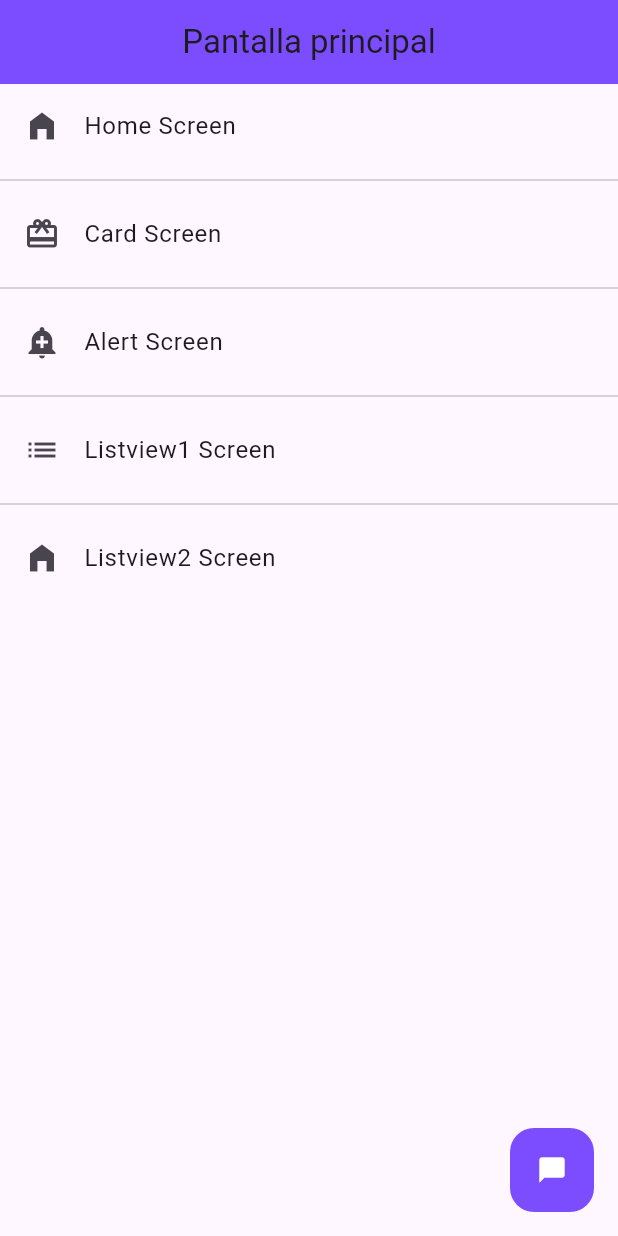
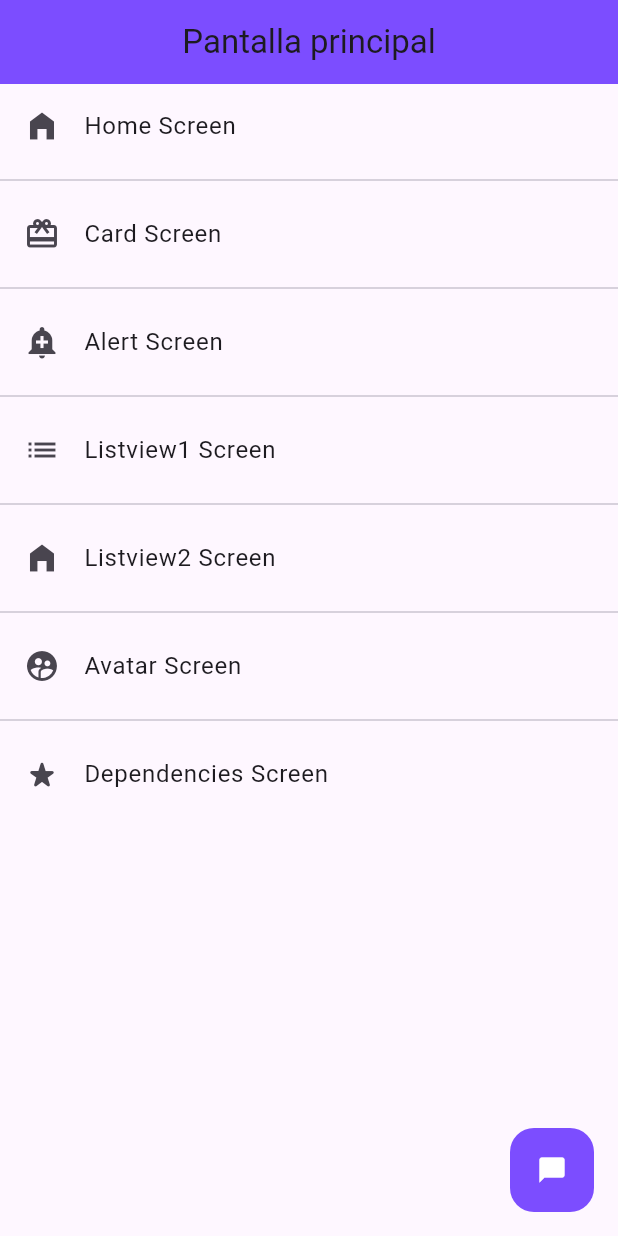
Before and after one commit to GrimmGW/prog_components, a Flutter app: the screen it shows after launch, on a phone screen of 412 x 824 dp. Run offline on Flutter 3.47's test engine with Material 3 defaults, Android fonts, the phone set to English and light mode, and no system bars; missing offline and left inert: material_bottom_nav_bar.

Commit message:
alerts, circleavatar, dependencias y mas

```diff
--- a/lib/router/app_router.dart
+++ b/lib/router/app_router.dart
@@ -5,17 +5,6 @@ import '../screens/screens.dart';
 class AppRouter{
 
   static const initialRoute = '/home';
-
-  //!parte en desuso desde acá
-  static Map<String, Widget Function(BuildContext)> routes = {
-
-    '/listview1' : ( BuildContext context ) => const ListviewScreen(),
-    '/listview2' : ( BuildContext context ) => const Listview2Screen(),
-    '/home'      : ( BuildContext context ) => const HomeScreen(),
-    '/card'      : ( BuildContext context ) => const CardScreen(),
-    '/alert'     : ( BuildContext context ) => const AlertScreen()
-
-  };
   //hasta acá.
 
   static final menuOptions = <MenuOption>[
@@ -24,6 +13,8 @@ class AppRouter{
     MenuOption(route: '/alert', icon: Icons.add_alert, name: 'Alert Screen', screen: const AlertScreen()),
     MenuOption(route: '/listview1', icon: Icons.list, name: 'Listview1 Screen', screen: const ListviewScreen()),
     MenuOption(route: '/listview2', icon: Icons.home_filled, name: 'Listview2 Screen', screen: const Listview2Screen()),
+    MenuOption(route: '/avatar', icon: Icons.supervised_user_circle, name: 'Avatar Screen', screen: const AvatarScreen()),
+    MenuOption(route: '/dependencies', icon: Icons.star_rate_rounded, name: 'Dependencies Screen', screen: const DependenciesScreen()),
   ];
 
   static Map<String, Widget Function(BuildContext)> getAppRoutes(){
--- a/lib/screens/screens.dart
+++ b/lib/screens/screens.dart
@@ -1,7 +1,8 @@
 //barrel_file
-
 export 'package:prog_components/screens/alert_screen.dart';
+export 'package:prog_components/screens/avatar_screen.dart';
 export 'package:prog_components/screens/card_screen.dart';
+export 'package:prog_components/screens/dependencies_screen.dart';
 export 'package:prog_components/screens/home_screen.dart';
 export 'package:prog_components/screens/listview_screen.dart';
 export 'package:prog_components/screens/listview2_screen.dart';
--- a/lib/themes/app_theme.dart
+++ b/lib/themes/app_theme.dart
@@ -3,20 +3,22 @@ import 'package:flutter/material.dart';
 
 class AppTheme {
 
+  static final Color? primary = Colors.deepPurpleAccent;
+
   static final ThemeData darkTheme = ThemeData.dark().copyWith(
 
-    primaryColor: Colors.deepPurpleAccent,
+    primaryColor: primary,
 
     //Tema del AppBar
     appBarTheme: AppBarTheme(
-      backgroundColor: Colors.deepPurpleAccent,
+      backgroundColor: primary,
       centerTitle: true,
     ),
 
     //Tema del FloatingActionButton
     floatingActionButtonTheme: FloatingActionButtonThemeData(
       elevation: 0,
-      backgroundColor: Colors.deepPurpleAccent,
+      backgroundColor: primary,
       iconSize: 20,
     ),
 
@@ -26,11 +28,11 @@ class AppTheme {
 
     static final ThemeData lightTheme = ThemeData.light().copyWith(
 
-    primaryColor: Colors.deepPurpleAccent,
+    primaryColor: primary,
 
     //Tema del AppBar
     appBarTheme: AppBarTheme(
-      backgroundColor: Colors.deepPurpleAccent,
+      backgroundColor: primary,
       centerTitle: true,
     ),
 
@@ -38,8 +40,15 @@ class AppTheme {
     floatingActionButtonTheme: FloatingActionButtonThemeData(
       elevation: 0,
       foregroundColor: Colors.white ,
-      backgroundColor: Colors.deepPurpleAccent,
+      backgroundColor: primary,
       iconSize: 20,
+    ),
+
+    textButtonTheme: TextButtonThemeData(
+      style: ButtonStyle(
+        backgroundColor: WidgetStateProperty.all(Colors.purple[50]),
+        foregroundColor: WidgetStateProperty.all(Colors.deepPurpleAccent[700])
+      )
     )
 
   );
```
Also changed, not shown: lib/screens/alert_screen.dart (+48 -1 lines), lib/screens/avatar_screen.dart (added, +29 -0 lines), lib/screens/dependencies_screen.dart (added, +31 -0 lines), pubspec.yaml (+4 -10 lines), pubspec.lock, 2 other files.
